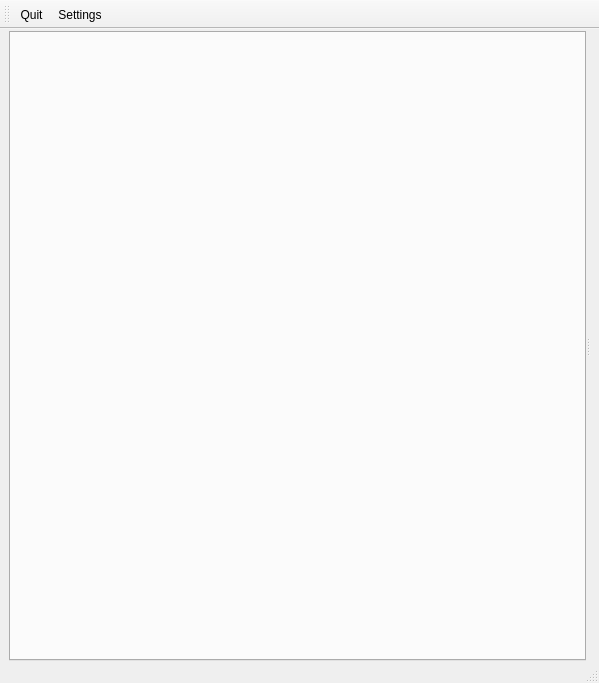
The window that ui/Pythagora.ui (tarmack/Pythagora) describes before a commit, drawn with Qt 5.
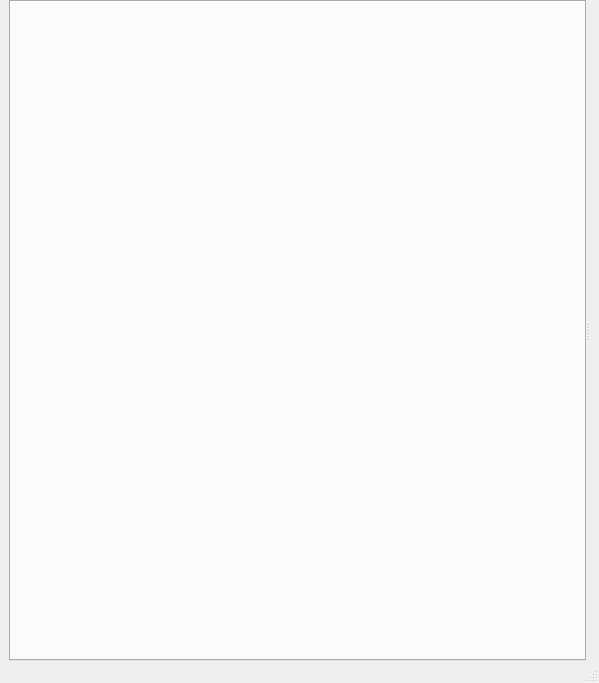
The same window after the commit. Icons and pictures are not drawn.

Commit message: Use more space for the icon and song info in the player form.

Diff of the .ui file:
```diff
--- a/ui/Pythagora.ui
+++ b/ui/Pythagora.ui
@@ -19,8 +19,11 @@
   <property name="windowTitle">
    <string>MainWindow</string>
   </property>
+  <property name="toolButtonStyle">
+   <enum>Qt::ToolButtonFollowStyle</enum>
+  </property>
   <widget class="QWidget" name="centralwidget">
-   <layout class="QVBoxLayout" name="verticalLayout">
+   <layout class="QVBoxLayout" name="verticalLayout" stretch="0,1">
     <property name="spacing">
      <number>0</number>
     </property>
@@ -38,32 +41,9 @@
      </layout>
     </item>
     <item>
-     <widget class="QStackedWidget" name="stackedWidget">
-      <property name="minimumSize">
-       <size>
-        <width>20</width>
-        <height>20</height>
-       </size>
-      </property>
-      <property name="lineWidth">
-       <number>0</number>
-      </property>
-      <property name="currentIndex">
-       <number>0</number>
-      </property>
-      <widget class="QWidget" name="playlistPage">
-       <layout class="QHBoxLayout" name="horizontalLayout_2">
-        <property name="leftMargin">
-         <number>0</number>
-        </property>
-        <property name="topMargin">
-         <number>2</number>
-        </property>
-        <property name="rightMargin">
-         <number>0</number>
-        </property>
-        <property name="bottomMargin">
-         <number>0</number>
+     <layout class="QHBoxLayout" name="MainLayout" stretch="0">
+      <property name="sizeConstraint">
+       <enum>QLayout::SetNoConstraint</enum>
         </property>
         <item>
          <widget class="QSplitter" name="splitter">
@@ -90,46 +70,10 @@
          </widget>
         </item>
        </layout>
-      </widget>
-     </widget>
     </item>
    </layout>
   </widget>
   <widget class="QStatusBar" name="statusbar"/>
-  <widget class="QToolBar" name="toolBar">
-   <property name="windowTitle">
-    <string>toolBar</string>
-   </property>
-   <attribute name="toolBarArea">
-    <enum>TopToolBarArea</enum>
-   </attribute>
-   <attribute name="toolBarBreak">
-    <bool>false</bool>
-   </attribute>
-   <addaction name="actionExit"/>
-   <addaction name="actionSettings"/>
-  </widget>
-  <action name="actionExit">
-   <property name="icon">
-    <iconset>
-     <normaloff>../icons/application-exit.png</normaloff>../icons/application-exit.png</iconset>
-   </property>
-   <property name="text">
-    <string>Quit</string>
-   </property>
-   <property name="shortcut">
-    <string>Ctrl+Q</string>
-   </property>
-  </action>
-  <action name="actionSettings">
-   <property name="icon">
-    <iconset>
-     <normaloff>../icons/configure.png</normaloff>../icons/configure.png</iconset>
-   </property>
-   <property name="text">
-    <string>Settings</string>
-   </property>
-  </action>
  </widget>
  <resources/>
  <connections/>
```
Left out of the diff: 6 changed lines with no effect on the pictures. Lines whose indentation alone changed are shown as unchanged. The commit also changes 3 other files.
